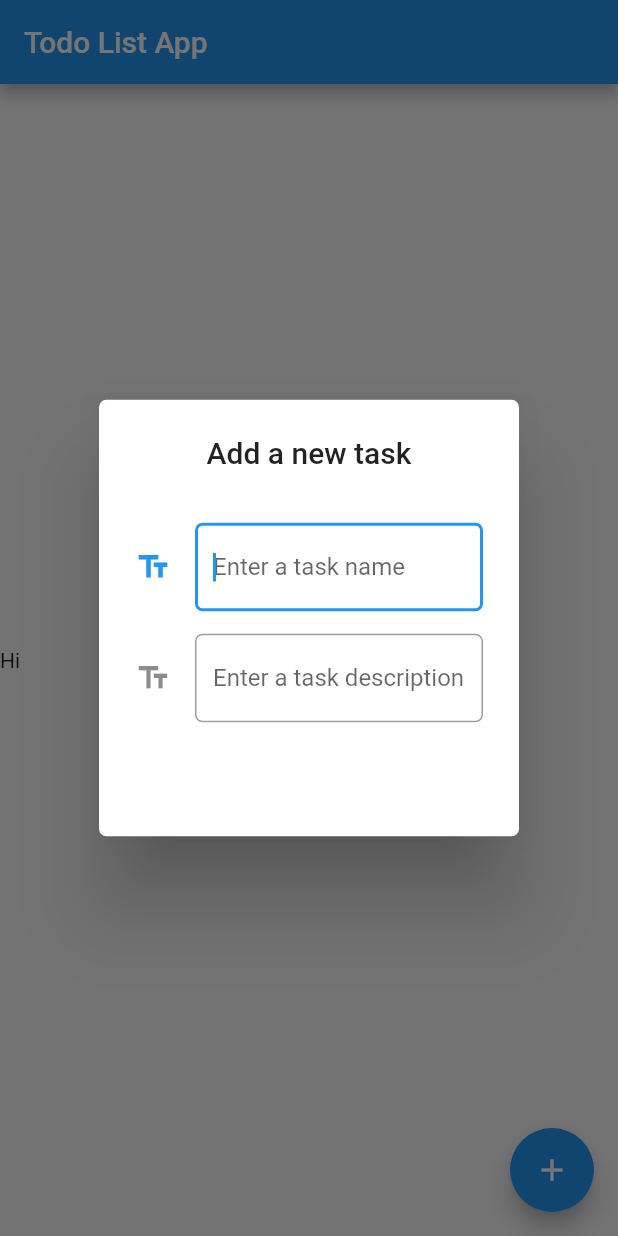
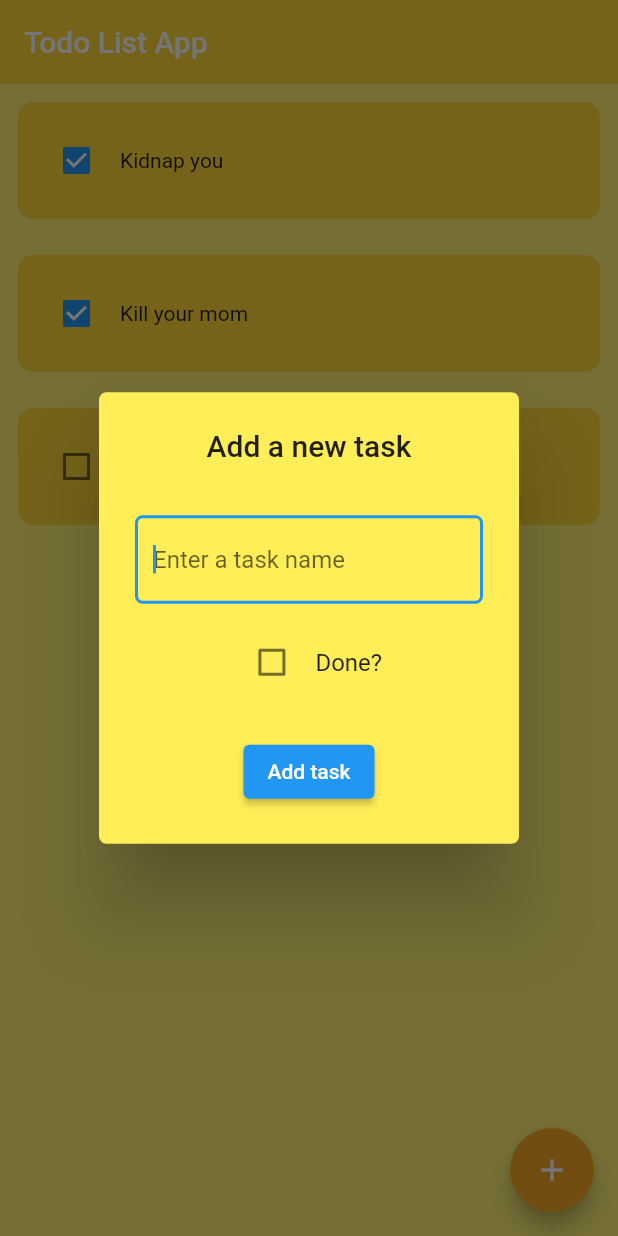
Before and after one commit to mohsenemx/todo, a Flutter app: the screen it shows after launch, after a tap on the "add" icon, on a phone screen of 412 x 824 dp. Run offline on Flutter 3.47's test engine with Material 2 defaults, Android fonts, the phone set to English and light mode, and no system bars.

Commit message:
new ui update

```diff
--- a/lib/main.dart
+++ b/lib/main.dart
@@ -14,6 +14,14 @@ class MyApp extends StatelessWidget {
   @override
   Widget build(BuildContext context) {
     return MaterialApp(
+      theme: ThemeData(
+        primaryColor: Colors.yellow[800],
+        splashColor: Colors.yellow[600],
+        inputDecorationTheme: InputDecorationTheme(
+          fillColor: Colors.yellow[800],
+          focusColor: Colors.yellow,
+        ),
+      ),
       debugShowCheckedModeBanner: false,
       home: HomePage(),
     );
@@ -31,16 +39,22 @@ class _HomePageState extends State<HomePage> {
   @override
   Widget build(BuildContext context) {
     return Scaffold(
+      backgroundColor: Colors.yellow[300],
       floatingActionButton: FloatingActionButton(
+        backgroundColor: Colors.yellow[800],
         onPressed: () {
           showAddTaskPopUp(context);
         },
         child: Icon(Icons.add),
       ),
       appBar: AppBar(
+        backgroundColor: Colors.yellow[600],
         title: Text('Todo List App'),
+        shadowColor: Colors.transparent,
       ),
-      body: HomeScreen(),
+      body: SafeArea(
+        child: HomeScreen(),
+      ),
     );
   }
 }
--- a/lib/mainScreen.dart
+++ b/lib/mainScreen.dart
@@ -1,11 +1,14 @@
-// ignore_for_file: file_names, avoid_unnecessary_containers, prefer_const_literals_to_create_immutables, prefer_const_constructors
+// ignore_for_file: file_names, avoid_unnecessary_containers, prefer_const_literals_to_create_immutables, prefer_const_constructors, avoid_print, prefer_const_constructors_in_immutables, prefer_typing_uninitialized_variables, must_be_immutable
 
 import 'package:flutter/material.dart';
 
 // Global variables
-List<String> taskName = List.empty();
-List<bool> taskState = List.empty();
-List<String> taskDescription = List.empty();
+
+List toDoList = [
+  ['Kidnap you', true],
+  ['Kill your mom', true],
+  ['Kill your father', false]
+];
 
 class HomeScreen extends StatefulWidget {
   const HomeScreen({super.key});
@@ -15,17 +18,70 @@ class HomeScreen extends StatefulWidget {
 }
 
 class _HomeScreenState extends State<HomeScreen> {
+  void todoItemStateisChanged(bool value, int index) {
+    setState(() {
+      toDoList[index][1] = !toDoList[index][1];
+    });
+  }
+
   @override
   Widget build(BuildContext context) {
     return Container(
+        child: ListView.builder(
+      itemCount: toDoList.length,
+      itemBuilder: (context, index) {
+        return TaskItem(
+          taskName: toDoList[index][0],
+          isTaskDone: toDoList[index][1],
+          onChanged: (value) => todoItemStateisChanged(value!, index),
+        );
+      },
+    ));
+  }
+}
+
+void todo() {}
+
+class TaskItem extends StatelessWidget {
+  final taskName;
+
+  final isTaskDone;
+  void Function(bool?)? onChanged;
+  TaskItem({
+    super.key,
+    required this.isTaskDone,
+    required this.taskName,
+    required this.onChanged,
+  });
+
+  @override
+  Widget build(BuildContext context) {
+    return Padding(
+      padding: const EdgeInsets.all(12),
+      child: Container(
+        padding: EdgeInsets.all(15),
+        decoration: BoxDecoration(
+          color: Colors.yellow[600],
+          borderRadius: BorderRadius.circular(10),
+        ),
         child: Column(
           mainAxisAlignment: MainAxisAlignment.center,
           crossAxisAlignment: CrossAxisAlignment.center,
           children: [
-          Text(
-            'Hi',
+            Row(
+              children: [
+                Checkbox(
+                  value: isTaskDone,
+                  onChanged: onChanged,
+                ),
+                SizedBox(
+                  width: 5,
+                ),
+                Text(taskName),
+              ],
             ),
           ],
+        ),
       ),
     );
   }
--- a/lib/utils.dart
+++ b/lib/utils.dart
@@ -1,28 +1,33 @@
-// ignore_for_file: prefer_const_constructors, avoid_unnecessary_containers, prefer_const_literals_to_create_immutables, sized_box_for_whitespace
+// ignore_for_file: prefer_const_constructors, avoid_unnecessary_containers, prefer_const_literals_to_create_immutables, sized_box_for_whitespace, dead_code, avoid_print
 
 import 'package:flutter/material.dart';
+import 'package:todo/mainScreen.dart';
 
+TextEditingController taskName1 = TextEditingController();
+bool isTaskDone = false;
 void showAddTaskPopUp(BuildContext context) {
-  TextEditingController taskName = TextEditingController();
   showDialog(
     context: context,
     builder: (context) {
       return AlertDialog(
+        backgroundColor: Colors.yellow[400],
+        scrollable: false,
         shape: RoundedRectangleBorder(
           borderRadius: BorderRadius.circular(5),
         ),
         title: Center(child: Text('Add a new task')),
         content: Container(
-          height: 200,
+          height: 210,
           child: SingleChildScrollView(
             child: Column(
+              crossAxisAlignment: CrossAxisAlignment.center,
               children: [
                 SizedBox(
                   height: 15,
                 ),
                 SizedBox(
                   child: TextField(
-                    controller: taskName,
+                    controller: taskName1,
                     autofocus: true,
                     decoration: InputDecoration(
                       hintText: 'Enter a task name',
@@ -30,30 +35,30 @@ void showAddTaskPopUp(BuildContext context) {
                         borderRadius: BorderRadius.circular(5),
                         gapPadding: 5,
                       ),
-                      icon: Icon(
-                        Icons.text_fields,
-                      ),
                     ),
                   ),
                 ),
                 SizedBox(
                   height: 15,
                 ),
+                TaskDone(),
                 SizedBox(
-                  child: TextField(
-                    controller: taskName,
-                    autofocus: true,
-                    decoration: InputDecoration(
-                      hintText: 'Enter a task description',
-                      border: OutlineInputBorder(
-                        borderRadius: BorderRadius.circular(5),
-                        gapPadding: 5,
-                      ),
-                      icon: Icon(
-                        Icons.text_fields,
-                      ),
-                    ),
-                  ),
+                  height: 25,
+                ),
+                ElevatedButton(
+                  onPressed: () {
+                    if (false) {
+                      todo(); // handle if task name is empty
+                    } else if (false) {
+                      // handle if task description is empty
+                    } else {
+                      // Nothing is empty, create the task
+
+                      newTaskisAdded();
+                      Navigator.of(context).pop();
+                    }
+                  },
+                  child: Text('Add task'),
                 ),
               ],
             ),
@@ -63,3 +68,49 @@ void showAddTaskPopUp(BuildContext context) {
     },
   );
 }
+
+class TaskDone extends StatefulWidget {
+  const TaskDone({super.key});
+
+  @override
+  State<TaskDone> createState() => _TaskDoneState();
+}
+
+class _TaskDoneState extends State<TaskDone> {
+  @override
+  Widget build(BuildContext context) {
+    return GestureDetector(
+      onTap: () {
+        setState(() {
+          isTaskDone = !isTaskDone;
+        });
+      },
+      child: Row(
+        mainAxisAlignment: MainAxisAlignment.center,
+        children: [
+          Checkbox(
+            value: isTaskDone,
+            onChanged: (value) {
+              setState(() {
+                isTaskDone = value ?? false;
+              });
+            },
+          ),
+          SizedBox(
+            width: 5,
+          ),
+          Text('Done?'),
+        ],
+      ),
+    );
+  }
+}
+
+void newTaskisAdded() {
+  var wtf = [taskName1.text, isTaskDone];
+  toDoList.add(wtf);
+
+  taskName1.text = '';
+  isTaskDone = false;
+  print(toDoList);
+}
```
Lines whose indentation alone changed are shown as unchanged.
